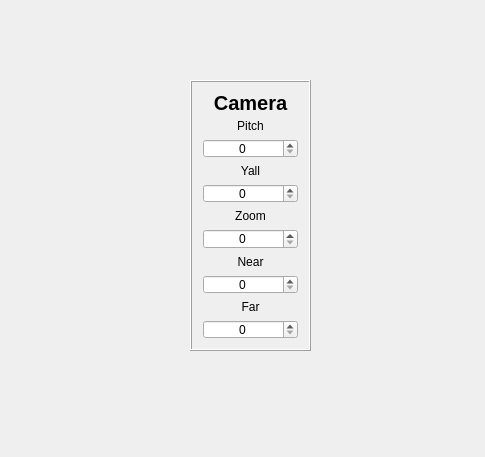
SamuelDaigle/OpenGLFramework, file OpenGLFramework/UIQT/uiqt.ui: the form before one commit.
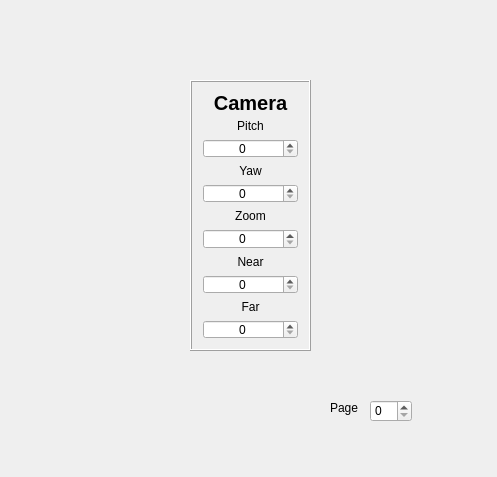
The form after the commit. The open tabs and pages were chosen to show the change.

The edit to the form file:
```diff
--- a/OpenGLFramework/UIQT/uiqt.ui
+++ b/OpenGLFramework/UIQT/uiqt.ui
@@ -6,8 +6,8 @@
    <rect>
     <x>0</x>
     <y>0</y>
-    <width>485</width>
-    <height>457</height>
+    <width>497</width>
+    <height>477</height>
    </rect>
   </property>
   <property name="windowTitle">
@@ -371,7 +371,7 @@
        <item row="3" column="0">
         <widget class="QLabel" name="yallLabel">
          <property name="text">
-          <string>Yall</string>
+          <string>Yaw</string>
          </property>
          <property name="alignment">
           <set>Qt::AlignCenter</set>
@@ -463,6 +463,32 @@
      </widget>
     </widget>
    </widget>
+   <widget class="QSpinBox" name="pageSpinBox">
+    <property name="geometry">
+     <rect>
+      <x>370</x>
+      <y>400</y>
+      <width>42</width>
+      <height>22</height>
+     </rect>
+    </property>
+    <property name="maximum">
+     <number>1</number>
+    </property>
+   </widget>
+   <widget class="QLabel" name="setPageLabel">
+    <property name="geometry">
+     <rect>
+      <x>330</x>
+      <y>400</y>
+      <width>31</width>
+      <height>16</height>
+     </rect>
+    </property>
+    <property name="text">
+     <string>Page</string>
+    </property>
+   </widget>
   </widget>
  </widget>
  <layoutdefault spacing="6" margin="11"/>
```
Left out of the diff: 302 changed lines with no effect on the pictures.
